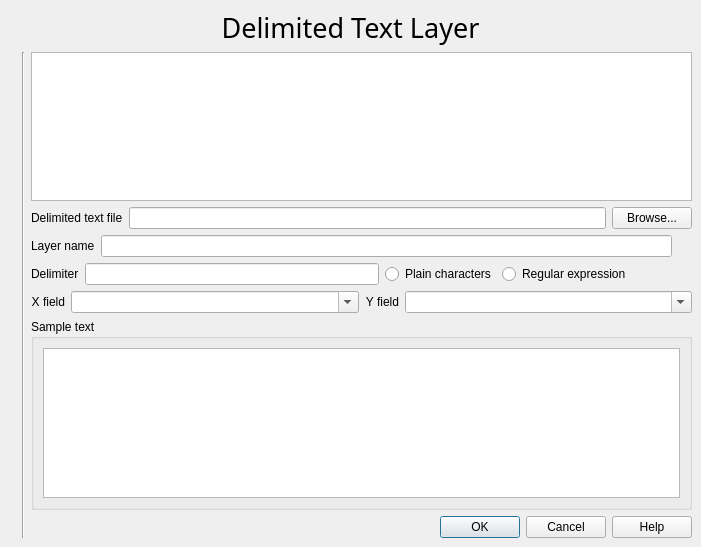
Above: qgis/src/plugins/delimited_text/qgsdelimitedtextpluginguibase.ui from sourcepole/qgis before the change. Below: the same form after it.
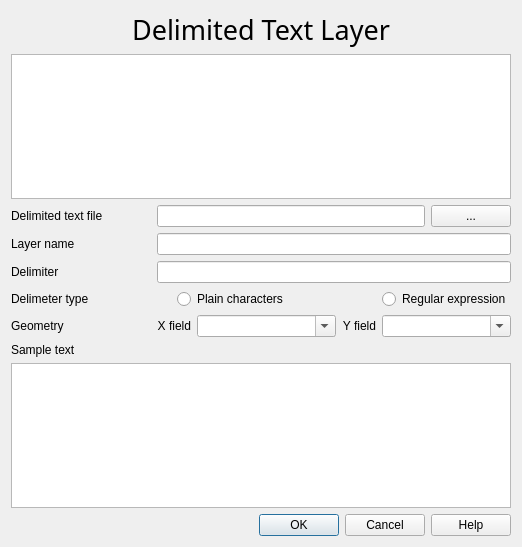
That is the form after the change. Icons and pictures are not drawn. Custom widgets are drawn as their Qt base class.

Commit message: User interface cleanups to copyright, delim text and n-arrow plugins

Patch:
```diff
--- a/qgis/src/plugins/delimited_text/qgsdelimitedtextpluginguibase.ui
+++ b/qgis/src/plugins/delimited_text/qgsdelimitedtextpluginguibase.ui
@@ -5,7 +5,7 @@
    <rect>
     <x>0</x>
     <y>0</y>
-    <width>701</width>
+    <width>522</width>
     <height>547</height>
    </rect>
   </property>
@@ -18,25 +18,7 @@
    </iconset>
   </property>
   <layout class="QGridLayout" >
-   <property name="leftMargin" >
-    <number>9</number>
-   </property>
-   <property name="topMargin" >
-    <number>9</number>
-   </property>
-   <property name="rightMargin" >
-    <number>9</number>
-   </property>
-   <property name="bottomMargin" >
-    <number>9</number>
-   </property>
-   <property name="horizontalSpacing" >
-    <number>6</number>
-   </property>
-   <property name="verticalSpacing" >
-    <number>6</number>
-   </property>
-   <item row="0" column="0" colspan="3" >
+   <item row="0" column="0" colspan="7" >
     <widget class="QLabel" name="txtHeading" >
      <property name="font" >
       <font>
@@ -57,7 +39,7 @@
      </property>
     </widget>
    </item>
-   <item row="1" column="2" >
+   <item row="1" column="0" colspan="7" >
     <widget class="QTextEdit" name="teInstructions" >
      <property name="readOnly" >
       <bool>true</bool>
@@ -65,119 +47,28 @@
      <property name="html" >
       <string>&lt;html>&lt;head>&lt;meta name="qrichtext" content="1" />&lt;style type="text/css">
 p, li { white-space: pre-wrap; }
-&lt;/style>&lt;/head>&lt;body style=" font-family:'Verdana'; font-size:10pt; font-weight:400; font-style:normal;">
-&lt;p style="-qt-paragraph-type:empty; margin-top:0px; margin-bottom:0px; margin-left:0px; margin-right:0px; -qt-block-indent:0; text-indent:0px;">&lt;/p>&lt;/body>&lt;/html></string>
+&lt;/style>&lt;/head>&lt;body style=" font-family:'Sans Serif'; font-size:10pt; font-weight:400; font-style:normal;">
+&lt;p style="-qt-paragraph-type:empty; margin-top:0px; margin-bottom:0px; margin-left:0px; margin-right:0px; -qt-block-indent:0; text-indent:0px; font-family:'Verdana';">&lt;/p>&lt;/body>&lt;/html></string>
      </property>
     </widget>
    </item>
-   <item row="5" column="2" >
-    <layout class="QHBoxLayout" >
-     <property name="spacing" >
-      <number>6</number>
-     </property>
-     <property name="leftMargin" >
-      <number>0</number>
-     </property>
-     <property name="topMargin" >
-      <number>0</number>
-     </property>
-     <property name="rightMargin" >
-      <number>0</number>
-     </property>
-     <property name="bottomMargin" >
-      <number>0</number>
-     </property>
-     <item>
-      <widget class="QLabel" name="textLabel2" >
-       <property name="text" >
-        <string>&lt;p align="right">X field&lt;/p></string>
-       </property>
-      </widget>
-     </item>
-     <item>
-      <widget class="QComboBox" name="cmbXField" >
-       <property name="sizePolicy" >
-        <sizepolicy vsizetype="Fixed" hsizetype="Expanding" >
-         <horstretch>0</horstretch>
-         <verstretch>0</verstretch>
-        </sizepolicy>
-       </property>
-       <property name="minimumSize" >
-        <size>
-         <width>120</width>
-         <height>0</height>
-        </size>
-       </property>
-       <property name="toolTip" >
-        <string>Name of the field containing x values</string>
-       </property>
-       <property name="whatsThis" >
-        <string>Name of the field containing x values. Choose a field from the list. The list is generated by parsing the header row of the delimited text file.</string>
-       </property>
-       <property name="editable" >
-        <bool>true</bool>
-       </property>
-      </widget>
-     </item>
-     <item>
-      <widget class="QLabel" name="textLabel2_2" >
-       <property name="text" >
-        <string>&lt;p align="right">Y field&lt;/p></string>
-       </property>
-      </widget>
-     </item>
-     <item>
-      <widget class="QComboBox" name="cmbYField" >
-       <property name="sizePolicy" >
-        <sizepolicy vsizetype="Fixed" hsizetype="Expanding" >
-         <horstretch>0</horstretch>
-         <verstretch>0</verstretch>
-        </sizepolicy>
-       </property>
-       <property name="minimumSize" >
-        <size>
-         <width>120</width>
-         <height>0</height>
-        </size>
-       </property>
-       <property name="toolTip" >
-        <string>Name of the field containing y values</string>
-       </property>
-       <property name="whatsThis" >
-        <string>Name of the field containing y values. Choose a field from the list. The list is generated by parsing the header row of the delimited text file.</string>
-       </property>
-       <property name="editable" >
-        <bool>true</bool>
-       </property>
-      </widget>
-     </item>
-    </layout>
-   </item>
-   <item row="2" column="2" >
-    <layout class="QHBoxLayout" >
-     <property name="spacing" >
-      <number>6</number>
-     </property>
-     <property name="leftMargin" >
-      <number>0</number>
-     </property>
-     <property name="topMargin" >
-      <number>0</number>
-     </property>
-     <property name="rightMargin" >
-      <number>0</number>
-     </property>
-     <property name="bottomMargin" >
-      <number>0</number>
-     </property>
-     <item>
+   <item row="2" column="0" >
       <widget class="QLabel" name="textLabel1" >
+     <property name="sizePolicy" >
+      <sizepolicy vsizetype="Preferred" hsizetype="MinimumExpanding" >
+       <horstretch>0</horstretch>
+       <verstretch>0</verstretch>
+      </sizepolicy>
+     </property>
        <property name="text" >
         <string>Delimited text file</string>
        </property>
-      </widget>
-     </item>
-     <item>
+     <property name="buddy" >
+      <cstring>txtFilePath</cstring>
+     </property>
+    </widget>
+   </item>
+   <item row="2" column="1" colspan="5" >
       <widget class="QgsFileDropEdit" name="txtFilePath" >
        <property name="toolTip" >
         <string>Full path to the delimited text file</string>
@@ -190,7 +81,7 @@
        </property>
       </widget>
      </item>
-     <item>
+   <item row="2" column="6" >
       <widget class="QPushButton" name="btnBrowseForFile" >
        <property name="enabled" >
         <bool>true</bool>
@@ -202,37 +93,27 @@
         <string>Use this button to browse to the location of the delimited text file. This button will not be enabled until a delimiter has been entered in the &lt;i>Delimiter&lt;/i> box. Once a file is chosen, the X and Y field drop-down boxes will be populated with the fields from the delimited text file.</string>
        </property>
        <property name="text" >
-        <string>Browse...</string>
+      <string>...</string>
        </property>
       </widget>
      </item>
-    </layout>
-   </item>
-   <item row="3" column="2" >
-    <layout class="QHBoxLayout" >
-     <property name="spacing" >
-      <number>6</number>
-     </property>
-     <property name="leftMargin" >
-      <number>0</number>
-     </property>
-     <property name="topMargin" >
-      <number>0</number>
-     </property>
-     <property name="rightMargin" >
-      <number>0</number>
-     </property>
-     <property name="bottomMargin" >
-      <number>0</number>
-     </property>
-     <item>
+   <item row="3" column="0" >
       <widget class="QLabel" name="textLabel1_2" >
+     <property name="sizePolicy" >
+      <sizepolicy vsizetype="Preferred" hsizetype="MinimumExpanding" >
+       <horstretch>0</horstretch>
+       <verstretch>0</verstretch>
+      </sizepolicy>
+     </property>
        <property name="text" >
         <string>Layer name</string>
        </property>
-      </widget>
-     </item>
-     <item>
+     <property name="buddy" >
+      <cstring>txtLayerName</cstring>
+     </property>
+    </widget>
+   </item>
+   <item row="3" column="1" colspan="6" >
       <widget class="QLineEdit" name="txtLayerName" >
        <property name="toolTip" >
         <string>Name to display in the map legend</string>
@@ -242,112 +123,10 @@
        </property>
       </widget>
      </item>
-     <item>
-      <spacer>
-       <property name="orientation" >
-        <enum>Qt::Horizontal</enum>
-       </property>
-       <property name="sizeType" >
-        <enum>QSizePolicy::Fixed</enum>
-       </property>
-       <property name="sizeHint" >
-        <size>
-         <width>20</width>
-         <height>21</height>
-        </size>
-       </property>
-      </spacer>
-     </item>
-    </layout>
-   </item>
-   <item row="7" column="2" >
-    <widget class="QDialogButtonBox" name="buttonBox" >
-     <property name="orientation" >
-      <enum>Qt::Horizontal</enum>
-     </property>
-     <property name="standardButtons" >
-      <set>QDialogButtonBox::Cancel|QDialogButtonBox::Help|QDialogButtonBox::NoButton|QDialogButtonBox::Ok</set>
-     </property>
-    </widget>
-   </item>
-   <item rowspan="7" row="1" column="0" >
-    <widget class="QLabel" name="pixmapLabel1" >
-     <property name="pixmap" >
-      <pixmap resource="delimited_text.qrc" >:/delimited_text.png</pixmap>
-     </property>
-     <property name="scaledContents" >
-      <bool>false</bool>
-     </property>
-    </widget>
-   </item>
-   <item row="6" column="2" >
-    <widget class="QGroupBox" name="groupBox" >
-     <property name="title" >
-      <string>Sample text</string>
-     </property>
-     <layout class="QGridLayout" >
-      <property name="leftMargin" >
-       <number>9</number>
-      </property>
-      <property name="topMargin" >
-       <number>9</number>
-      </property>
-      <property name="rightMargin" >
-       <number>9</number>
-      </property>
-      <property name="bottomMargin" >
-       <number>9</number>
-      </property>
-      <property name="horizontalSpacing" >
-       <number>6</number>
-      </property>
-      <property name="verticalSpacing" >
-       <number>6</number>
-      </property>
-      <item row="0" column="0" >
-       <widget class="QTextEdit" name="txtSample" >
-        <property name="readOnly" >
-         <bool>true</bool>
-        </property>
-       </widget>
-      </item>
-     </layout>
-    </widget>
-   </item>
-   <item rowspan="7" row="1" column="1" >
-    <widget class="Line" name="line1" >
-     <property name="frameShape" >
-      <enum>QFrame::VLine</enum>
-     </property>
-     <property name="frameShadow" >
-      <enum>QFrame::Sunken</enum>
-     </property>
-     <property name="orientation" >
-      <enum>Qt::Vertical</enum>
-     </property>
-    </widget>
-   </item>
-   <item row="4" column="2" >
-    <layout class="QHBoxLayout" >
-     <property name="spacing" >
-      <number>6</number>
-     </property>
-     <property name="leftMargin" >
-      <number>0</number>
-     </property>
-     <property name="topMargin" >
-      <number>0</number>
-     </property>
-     <property name="rightMargin" >
-      <number>0</number>
-     </property>
-     <property name="bottomMargin" >
-      <number>0</number>
-     </property>
-     <item>
+   <item row="4" column="0" >
       <widget class="QLabel" name="textLabel3" >
        <property name="sizePolicy" >
-        <sizepolicy vsizetype="Preferred" hsizetype="Minimum" >
+      <sizepolicy vsizetype="Preferred" hsizetype="MinimumExpanding" >
          <horstretch>0</horstretch>
          <verstretch>0</verstretch>
         </sizepolicy>
@@ -355,12 +134,15 @@
        <property name="text" >
         <string>Delimiter</string>
        </property>
-      </widget>
-     </item>
-     <item>
+     <property name="buddy" >
+      <cstring>txtDelimiter</cstring>
+     </property>
+    </widget>
+   </item>
+   <item row="4" column="1" colspan="6" >
       <widget class="QLineEdit" name="txtDelimiter" >
        <property name="sizePolicy" >
-        <sizepolicy vsizetype="Fixed" hsizetype="Expanding" >
+      <sizepolicy vsizetype="Fixed" hsizetype="Minimum" >
          <horstretch>0</horstretch>
          <verstretch>0</verstretch>
         </sizepolicy>
@@ -379,7 +161,17 @@
        </property>
       </widget>
      </item>
-     <item>
+   <item row="5" column="0" colspan="2" >
+    <widget class="QLabel" name="label_2" >
+     <property name="text" >
+      <string>Delimeter type</string>
+     </property>
+     <property name="buddy" >
+      <cstring>delimiterPlain</cstring>
+     </property>
+    </widget>
+   </item>
+   <item row="5" column="2" colspan="3" >
       <widget class="QRadioButton" name="delimiterPlain" >
        <property name="toolTip" >
         <string>The delimiter is taken as is</string>
@@ -392,7 +184,7 @@
        </property>
       </widget>
      </item>
-     <item>
+   <item row="5" column="5" colspan="2" >
       <widget class="QRadioButton" name="delimiterRegexp" >
        <property name="toolTip" >
         <string>The delimiter is a regular expression</string>
@@ -405,23 +197,109 @@
        </property>
       </widget>
      </item>
-     <item>
-      <spacer>
+   <item row="6" column="0" >
+    <widget class="QLabel" name="label_3" >
+     <property name="text" >
+      <string>Geometry</string>
+     </property>
+    </widget>
+   </item>
+   <item row="6" column="1" colspan="2" >
+    <widget class="QLabel" name="textLabel2" >
+     <property name="text" >
+      <string>&lt;p align="right">X field&lt;/p></string>
+     </property>
+     <property name="buddy" >
+      <cstring>cmbXField</cstring>
+     </property>
+    </widget>
+   </item>
+   <item row="6" column="3" >
+    <widget class="QComboBox" name="cmbXField" >
+     <property name="sizePolicy" >
+      <sizepolicy vsizetype="Fixed" hsizetype="Expanding" >
+       <horstretch>0</horstretch>
+       <verstretch>0</verstretch>
+      </sizepolicy>
+     </property>
+     <property name="minimumSize" >
+      <size>
+       <width>120</width>
+       <height>0</height>
+      </size>
+     </property>
+     <property name="toolTip" >
+      <string>Name of the field containing x values</string>
+     </property>
+     <property name="whatsThis" >
+      <string>Name of the field containing x values. Choose a field from the list. The list is generated by parsing the header row of the delimited text file.</string>
+     </property>
+     <property name="editable" >
+      <bool>true</bool>
+     </property>
+    </widget>
+   </item>
+   <item row="6" column="4" >
+    <widget class="QLabel" name="textLabel2_2" >
+     <property name="text" >
+      <string>&lt;p align="right">Y field&lt;/p></string>
+     </property>
+     <property name="buddy" >
+      <cstring>cmbYField</cstring>
+     </property>
+    </widget>
+   </item>
+   <item row="6" column="5" colspan="2" >
+    <widget class="QComboBox" name="cmbYField" >
+     <property name="sizePolicy" >
+      <sizepolicy vsizetype="Fixed" hsizetype="Expanding" >
+       <horstretch>0</horstretch>
+       <verstretch>0</verstretch>
+      </sizepolicy>
+     </property>
+     <property name="minimumSize" >
+      <size>
+       <width>120</width>
+       <height>0</height>
+      </size>
+     </property>
+     <property name="toolTip" >
+      <string>Name of the field containing y values</string>
+     </property>
+     <property name="whatsThis" >
+      <string>Name of the field containing y values. Choose a field from the list. The list is generated by parsing the header row of the delimited text file.</string>
+     </property>
+     <property name="editable" >
+      <bool>true</bool>
+     </property>
+    </widget>
+   </item>
+   <item row="7" column="0" >
+    <widget class="QLabel" name="label" >
+     <property name="text" >
+      <string>Sample text</string>
+     </property>
+     <property name="buddy" >
+      <cstring>txtSample</cstring>
+     </property>
+    </widget>
+   </item>
+   <item row="8" column="0" colspan="7" >
+    <widget class="QTextEdit" name="txtSample" >
+     <property name="readOnly" >
+      <bool>true</bool>
+     </property>
+    </widget>
+   </item>
+   <item row="9" column="0" colspan="7" >
+    <widget class="QDialogButtonBox" name="buttonBox" >
        <property name="orientation" >
         <enum>Qt::Horizontal</enum>
        </property>
-       <property name="sizeType" >
-        <enum>QSizePolicy::Minimum</enum>
-       </property>
-       <property name="sizeHint" >
-        <size>
-         <width>61</width>
-         <height>20</height>
-        </size>
-       </property>
-      </spacer>
-     </item>
-    </layout>
+     <property name="standardButtons" >
+      <set>QDialogButtonBox::Cancel|QDialogButtonBox::Help|QDialogButtonBox::NoButton|QDialogButtonBox::Ok</set>
+     </property>
+    </widget>
    </item>
   </layout>
  </widget>
```
Left out of the diff: 13 changed lines with no effect on the pictures. Lines whose indentation alone changed are shown as unchanged. The commit also changes 3 other files.
